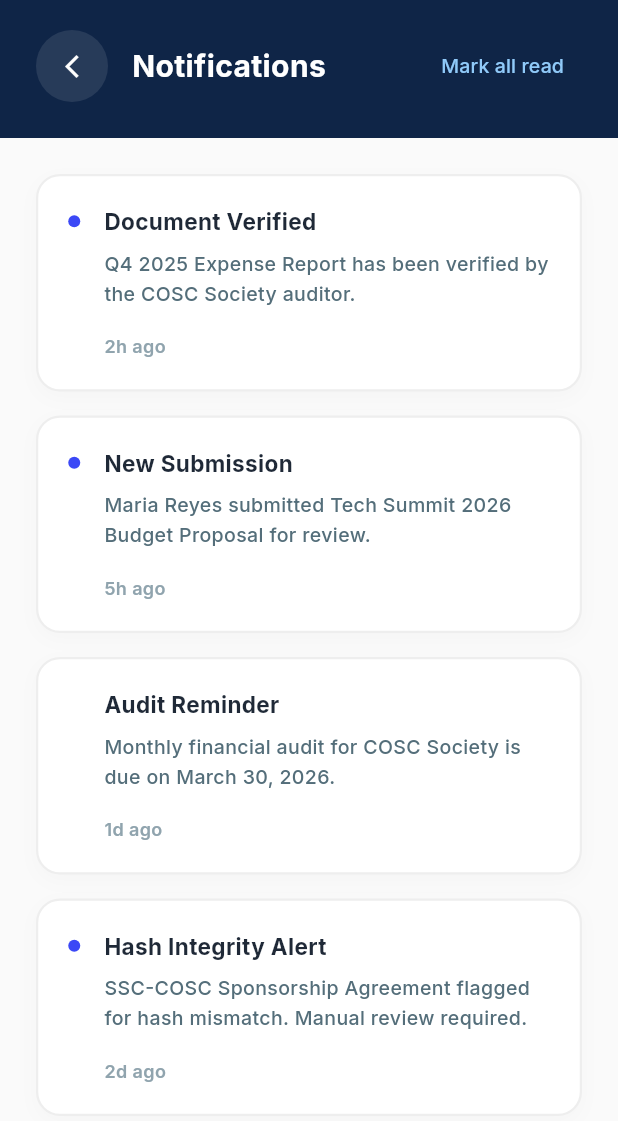
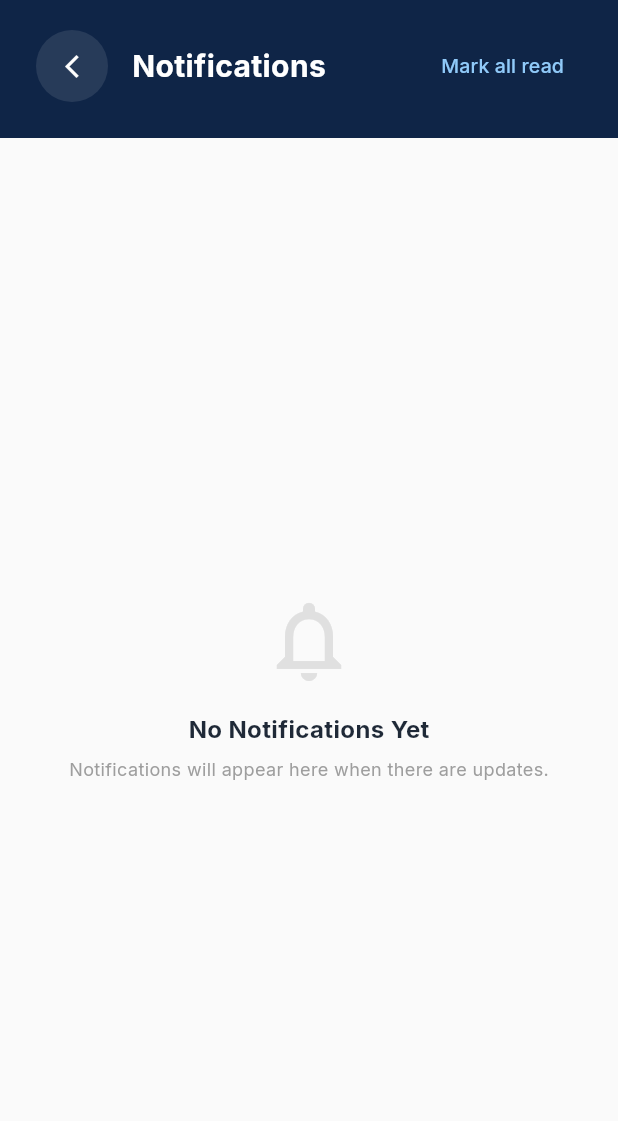
Before and after one commit to AquinoLuisMartin/flutter_application_transparatech, a Flutter app: the NotificationsPage screen opened directly, on a phone screen of 412 x 824 dp. Shown: the top 1121 px of the screen. Run offline on Flutter 3.47's test engine with Material 3 defaults, Android fonts, the phone set to English and light mode, and no system bars; our stand-ins replace file_picker, google_fonts, image_picker, shared_preferences, sqflite; accounts and stored records are empty; network calls fail.

Commit message:
feat: implement core dashboard, audit logs, account verification, and notification feature modules

```diff
--- a/client/lib/features/admin/presentation/pages/admin_audit_logs_page.dart
+++ b/client/lib/features/admin/presentation/pages/admin_audit_logs_page.dart
@@ -34,16 +34,8 @@ class _AdminAuditLogsScreenState extends State<AdminAuditLogsScreen> {
   final TextEditingController _searchController = TextEditingController();
   String _selectedFilter = 'All'; // 'All', 'Uploaded', 'Approved', 'Rejected', 'Updated'
 
-  // Initial default logging records
-  final List<AuditLogItem> _logs = [
-    AuditLogItem(actorRole: 'Officer', actorName: 'Juan Dela Cruz', action: 'uploaded', fileName: 'Tech Summit 2026 Event Budget', taxType: 'Budget Proposal', timestamp: 'April 7, 9:00 AM'),
-    AuditLogItem(actorRole: 'Admin', actorName: 'Pauline Catalan', action: 'approved', fileName: 'ACES General Assembly Receipt', taxType: 'Expense Report', timestamp: 'April 7, 10:15 AM'),
-    AuditLogItem(actorRole: 'Admin', actorName: 'Pauline Catalan', action: 'rejected', fileName: 'iSITE Logistics Invoice', taxType: 'Invoice', timestamp: 'April 7, 11:30 AM'),
-    AuditLogItem(actorRole: 'Officer', actorName: 'Maria Santos', action: 'updated', fileName: 'JPCS Financial Report V1', taxType: 'Budget Proposal', timestamp: 'April 7, 1:45 PM'),
-    AuditLogItem(actorRole: 'Officer', actorName: 'Princess Pastrana', action: 'uploaded', fileName: 'JPIA Ledger Sheet', taxType: 'Expense Report', timestamp: 'April 7, 2:10 PM'),
-    AuditLogItem(actorRole: 'Admin', actorName: 'admin admin', action: 'approved', fileName: 'AFT Purchase Receipt', taxType: 'Receipt', timestamp: 'April 7, 3:30 PM'),
-    AuditLogItem(actorRole: 'Admin', actorName: 'admin admin', action: 'updated', fileName: 'DOMT Budget Proposal V2', taxType: 'Budget Proposal', timestamp: 'April 7, 4:00 PM'),
-  ];
+  // Audit logs - to be fetched from server when activity_logs API is implemented
+  final List<AuditLogItem> _logs = [];
 
   @override
   void dispose() {
--- a/client/lib/features/auth/presentation/pages/account_verification_page.dart
+++ b/client/lib/features/auth/presentation/pages/account_verification_page.dart
@@ -99,8 +99,8 @@ class _AccountVerificationPageState extends State<AccountVerificationPage> {
         duration: const Duration(seconds: 2),
       ),
       VerificationStep(
-        title: 'Assigning COSC Society org role',
-        subtitle: 'Role: Authorized Member - ISTE',
+        title: 'Assigning organization role',
+        subtitle: 'Role: Authorized Member',
         isComplete: false,
         duration: const Duration(seconds: 2),
       ),
--- a/client/lib/features/dashboard/presentation/pages/dashboard_page.dart
+++ b/client/lib/features/dashboard/presentation/pages/dashboard_page.dart
@@ -90,38 +90,7 @@ class _DashboardPageState extends State<DashboardPage> {
   bool _isNotificationPopOverOpen = false;
   OverlayEntry? _officerNotificationOverlayEntry;
 
-  final List<OfficerNotificationItem> _officerNotifications = [
-    OfficerNotificationItem(
-      id: '1',
-      message: 'ACES submitted Q1 2026 Audit Report.',
-      time: '2 mins ago',
-      isRead: false,
-    ),
-    OfficerNotificationItem(
-      id: '2',
-      message: 'iSITE roster updated: Total registered members have grown to 409 users.',
-      time: '2 hours ago',
-      isRead: false,
-    ),
-    OfficerNotificationItem(
-      id: '3',
-      message: "New Organization Request: 'CS Cup Sports Committee' has submitted an application dossier.",
-      time: '5 hours ago',
-      isRead: false,
-    ),
-    OfficerNotificationItem(
-      id: '4',
-      message: 'Access Request: Ellayssa Aguilar requested promotion to Officer for iSITE.',
-      time: '1 day ago',
-      isRead: true,
-    ),
-    OfficerNotificationItem(
-      id: '5',
-      message: 'System Action: Profile record for Princess Dianne Pastrana successfully moved to Activity Logs Archive.',
-      time: '2 days ago',
-      isRead: true,
-    ),
-  ];
+  final List<OfficerNotificationItem> _officerNotifications = [];
 
   void _showOfficerNotificationPopOver(BuildContext bellContext) {
     if (_officerNotificationOverlayEntry != null) {
@@ -295,7 +264,7 @@ class _DashboardPageState extends State<DashboardPage> {
   Widget _buildHeader(BuildContext context, {bool roundedBottom = true, Widget? bottomContent}) {
     final authProvider = Provider.of<AuthProvider>(context);
     final user = authProvider.currentUser;
-    final String fullName = user != null ? '${user.firstName} ${user.lastName}' : 'Juan Santos';
+    final String fullName = user != null ? '${user.firstName} ${user.lastName}' : 'User';
     final int activeRoleId = _overrideRoleId ?? user?.roleId ?? 2;
     final String roleName = _getRoleName(activeRoleId);
     final bool isOfficer = activeRoleId == 3;
@@ -551,7 +520,7 @@ class _DashboardPageState extends State<DashboardPage> {
                                     children: _buildDynamicBars(
                                       context,
                                       docsList,
-                                      docProvider.stats?.budget?.total ?? 150000.0,
+                                      docProvider.stats?.budget?.total ?? 0.0,
                                     ),
                                   ),
                                 ),
@@ -676,7 +645,7 @@ class _DashboardPageState extends State<DashboardPage> {
               ),
               const SizedBox(height: 8),
               Text(
-                'Submit a new document for COSC Society audit trail',
+                'Submit a new document for your organization\'s audit trail',
                 style: GoogleFonts.inter(
                   fontSize: 13,
                   color: Colors.grey.shade500,
@@ -971,9 +940,9 @@ class _DashboardPageState extends State<DashboardPage> {
     final isDark = Provider.of<ThemeProvider>(context).isDarkMode;
     final authProvider = Provider.of<AuthProvider>(context);
     final user = authProvider.currentUser;
-    final String fullName = user != null ? '${user.firstName} ${user.lastName}' : 'Juan Santos';
-    final String initial = user != null && user.firstName.isNotEmpty ? user.firstName[0].toUpperCase() : 'J';
-    final String initial2 = user != null && user.lastName.isNotEmpty ? user.lastName[0].toUpperCase() : 'S';
+    final String fullName = user != null ? '${user.firstName} ${user.lastName}' : 'User';
+    final String initial = user != null && user.firstName.isNotEmpty ? user.firstName[0].toUpperCase() : 'U';
+    final String initial2 = user != null && user.lastName.isNotEmpty ? user.lastName[0].toUpperCase() : '';
     final String initials = '$initial$initial2';
 
     final docProvider = Provider.of<DocumentProvider>(context);
@@ -1494,9 +1463,9 @@ class _DashboardPageState extends State<DashboardPage> {
     final docProvider = Provider.of<DocumentProvider>(context);
     final stats = docProvider.stats;
 
-    final double total = stats?.budget?.total ?? 150000.0;
-    final double spent = stats?.budget?.spent ?? 87500.0;
-    final double remaining = stats?.budget?.remaining ?? 62500.0;
+    final double total = stats?.budget?.total ?? 0.0;
+    final double spent = stats?.budget?.spent ?? 0.0;
+    final double remaining = stats?.budget?.remaining ?? 0.0;
 
     return Container(
       color: isDark ? const Color(0xFF0B192C) : const Color(0xFFFAFAFA),
@@ -2252,11 +2221,11 @@ class _DashboardPageState extends State<DashboardPage> {
     final isDark = Provider.of<ThemeProvider>(context).isDarkMode;
     final authProvider = Provider.of<AuthProvider>(context);
     final user = authProvider.currentUser;
-    final String fullName = user != null ? '${user.firstName} ${user.lastName}' : 'Juan Dela Cruz Santos';
-    final String email = user?.email ?? 'juan.santos@pup.edu.ph';
-
-    final String initial = user != null && user.firstName.isNotEmpty ? user.firstName[0].toUpperCase() : 'J';
-    final String initial2 = user != null && user.lastName.isNotEmpty ? user.lastName[0].toUpperCase() : 'S';
+    final String fullName = user != null ? '${user.firstName} ${user.lastName}' : 'User';
+    final String email = user?.email ?? '';
+
+    final String initial = user != null && user.firstName.isNotEmpty ? user.firstName[0].toUpperCase() : 'U';
+    final String initial2 = user != null && user.lastName.isNotEmpty ? user.lastName[0].toUpperCase() : '';
     final String initials = '$initial$initial2';
 
     final int activeRoleId = _overrideRoleId ?? user?.roleId ?? 2;
@@ -2265,7 +2234,7 @@ class _DashboardPageState extends State<DashboardPage> {
 
     final docProvider = Provider.of<DocumentProvider>(context);
     final orgBudget = docProvider.organizationBudget;
-    final String orgName = orgBudget?.organization.orgName ?? (isOfficer ? 'COSC Society' : 'ISITE');
+    final String orgName = orgBudget?.organization.orgName ?? 'Not Assigned';
 
     return Container(
       color: isDark ? const Color(0xFF0B192C) : const Color(0xFFFAFAFA),
@@ -2297,7 +2266,7 @@ class _DashboardPageState extends State<DashboardPage> {
                     ),
                     child: Column(
                       children: [
-                        _buildInfoRow(context, roleName == 'Admin' ? 'Faculty ID' : 'Student ID', user?.studentId ?? '2023-00001-SM-0'),
+                        _buildInfoRow(context, roleName == 'Admin' ? 'Faculty ID' : 'Student ID', user?.studentId ?? '—'),
                         Divider(color: isDark ? Colors.white.withValues(alpha: 0.05) : Colors.grey.shade100, height: 1),
                         _buildInfoRow(context, 'Organization', orgName),
                         Divider(color: isDark ? Colors.white.withValues(alpha: 0.05) : Colors.grey.shade100, height: 1),
@@ -2305,7 +2274,7 @@ class _DashboardPageState extends State<DashboardPage> {
                         Divider(color: isDark ? Colors.white.withValues(alpha: 0.05) : Colors.grey.shade100, height: 1),
                         _buildInfoRow(context, 'Role', roleName),
                         Divider(color: isDark ? Colors.white.withValues(alpha: 0.05) : Colors.grey.shade100, height: 1),
-                        _buildInfoRow(context, 'Member Since', user != null ? '${_getMonthName(user.createdAt.month)} ${user.createdAt.year}' : 'September 2023'),
+                        _buildInfoRow(context, 'Member Since', user != null ? '${_getMonthName(user.createdAt.month)} ${user.createdAt.year}' : '—'),
                       ],
                     ),
                   ),
--- a/client/lib/features/dashboard/presentation/pages/notifications_page.dart
+++ b/client/lib/features/dashboard/presentation/pages/notifications_page.dart
@@ -3,82 +3,6 @@ import 'package:google_fonts/google_fonts.dart';
 
 class NotificationsPage extends StatelessWidget {
   const NotificationsPage({super.key});
-
-  Widget _buildNotificationCard({
-    required String title,
-    required String description,
-    required String time,
-    bool isUnread = false,
-  }) {
-    return Container(
-      margin: const EdgeInsets.only(bottom: 16),
-      padding: const EdgeInsets.all(20),
-      decoration: BoxDecoration(
-        color: Colors.white,
-        borderRadius: BorderRadius.circular(16),
-        border: Border.all(color: Colors.grey.shade200, width: 1.5),
-        boxShadow: [
-          BoxShadow(
-            color: Colors.black.withValues(alpha: 0.02),
-            blurRadius: 10,
-            offset: const Offset(0, 4),
-          ),
-        ],
-      ),
-      child: Row(
-        crossAxisAlignment: CrossAxisAlignment.start,
-        children: [
-          // Unread indicator dot
-          Padding(
-            padding: const EdgeInsets.only(top: 6),
-            child: Container(
-              width: 8,
-              height: 8,
-              decoration: BoxDecoration(
-                color: isUnread ? const Color(0xFF3B48F6) : Colors.transparent,
-                shape: BoxShape.circle,
-              ),
-            ),
-          ),
-          const SizedBox(width: 16),
-          Expanded(
-            child: Column(
-              crossAxisAlignment: CrossAxisAlignment.start,
-              children: [
-                Text(
-                  title,
-                  style: GoogleFonts.inter(
-                    fontSize: 15,
-                    fontWeight: FontWeight.w700,
-                    color: const Color(0xFF1F2937),
-                  ),
-                ),
-                const SizedBox(height: 8),
-                Text(
-                  description,
-                  style: GoogleFonts.inter(
-                    fontSize: 13,
-                    fontWeight: FontWeight.w500,
-                    color: Colors.blueGrey.shade600,
-                    height: 1.5,
-                  ),
-                ),
-                const SizedBox(height: 16),
-                Text(
-                  time,
-                  style: GoogleFonts.inter(
-                    fontSize: 12,
-                    fontWeight: FontWeight.w600,
-                    color: Colors.blueGrey.shade300,
-                  ),
-                ),
-              ],
-            ),
-          ),
-        ],
-      ),
-    );
-  }
 
   @override
   Widget build(BuildContext context) {
@@ -145,34 +69,34 @@ class NotificationsPage extends StatelessWidget {
           ),
           // List Content
           Expanded(
-            child: ListView(
-              padding: const EdgeInsets.all(24.0),
+            child: Center(
+              child: Column(
+                mainAxisAlignment: MainAxisAlignment.center,
                 children: [
-                _buildNotificationCard(
-                  title: 'Document Verified',
-                  description: 'Q4 2025 Expense Report has been verified by the COSC Society auditor.',
-                  time: '2h ago',
-                  isUnread: true,
+                  Icon(
+                    Icons.notifications_none_outlined,
+                    size: 64,
+                    color: Colors.grey.shade300,
                   ),
-                _buildNotificationCard(
-                  title: 'New Submission',
-                  description: 'Maria Reyes submitted Tech Summit 2026 Budget Proposal for review.',
-                  time: '5h ago',
-                  isUnread: true,
+                  const SizedBox(height: 16),
+                  Text(
+                    'No Notifications Yet',
+                    style: GoogleFonts.inter(
+                      fontSize: 16,
+                      fontWeight: FontWeight.bold,
+                      color: const Color(0xFF1F2937),
                     ),
-                _buildNotificationCard(
-                  title: 'Audit Reminder',
-                  description: 'Monthly financial audit for COSC Society is due on March 30, 2026.',
-                  time: '1d ago',
-                  isUnread: false,
                   ),
-                _buildNotificationCard(
-                  title: 'Hash Integrity Alert',
-                  description: 'SSC-COSC Sponsorship Agreement flagged for hash mismatch. Manual review required.',
-                  time: '2d ago',
-                  isUnread: true,
+                  const SizedBox(height: 6),
+                  Text(
+                    'Notifications will appear here when there are updates.',
+                    style: GoogleFonts.inter(
+                      fontSize: 12,
+                      color: Colors.grey.shade500,
+                    ),
                   ),
                 ],
+              ),
             ),
           ),
         ],
--- a/client/lib/features/dashboard/presentation/providers/student_notification_provider.dart
+++ b/client/lib/features/dashboard/presentation/providers/student_notification_provider.dart
@@ -15,32 +15,8 @@ class StudentNotificationItem {
 }
 
 class StudentNotificationProvider with ChangeNotifier {
-  final List<StudentNotificationItem> _notifications = [
-    StudentNotificationItem(
-      id: '1',
-      message: 'Document Verified: Q4 2025 Expense Report has been verified by the COSC Society auditor.',
-      time: '2h ago',
-      isRead: false,
-    ),
-    StudentNotificationItem(
-      id: '2',
-      message: 'New Submission: Maria Reyes submitted Tech Summit 2026 Budget Proposal for review.',
-      time: '5h ago',
-      isRead: false,
-    ),
-    StudentNotificationItem(
-      id: '3',
-      message: 'Audit Reminder: Monthly financial audit for COSC Society is due on March 30, 2026.',
-      time: '1d ago',
-      isRead: true,
-    ),
-    StudentNotificationItem(
-      id: '4',
-      message: 'Hash Integrity Alert: SSC-COSC Sponsorship Agreement flagged for hash mismatch. Manual review required.',
-      time: '2d ago',
-      isRead: false,
-    ),
-  ];
+  // Notifications - to be fetched from server when notifications API is implemented
+  final List<StudentNotificationItem> _notifications = [];
 
   List<StudentNotificationItem> get notifications => _notifications;
 
```
Also changed, not shown: client/lib/features/dashboard/presentation/pages/activity_history_page.dart (+33 -37 lines), client/lib/features/dashboard/presentation/widgets/announcement_filter_popover.dart (+23 -3 lines). Lines whose indentation alone changed are shown as unchanged.
